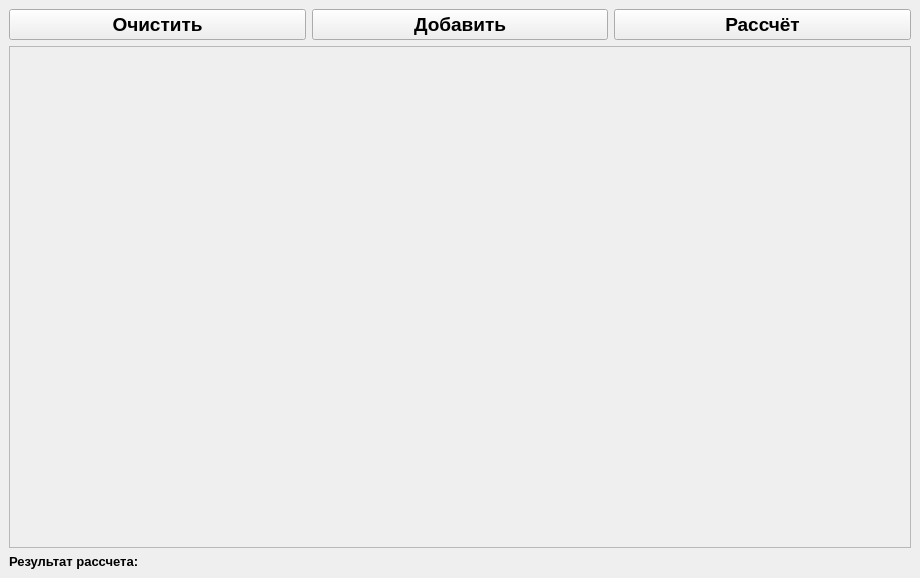
Old version of the form ui/base_qt_ui/ui_main_window.ui in the repository I-m-good-man/Gas-calculator.
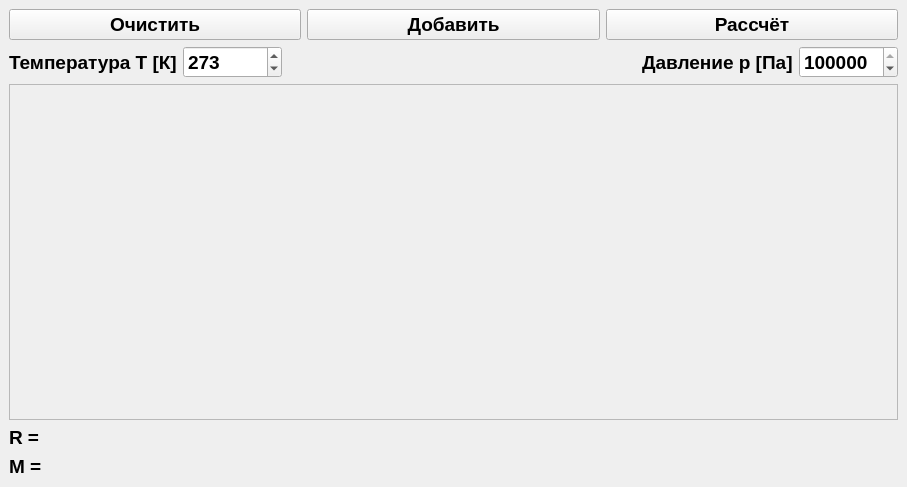
New version of the form.

Commit message: Add R and p parametrs in window

Diff of the .ui file:
```diff
--- a/ui/base_qt_ui/ui_main_window.ui
+++ b/ui/base_qt_ui/ui_main_window.ui
@@ -6,8 +6,8 @@
    <rect>
     <x>0</x>
     <y>0</y>
-    <width>920</width>
-    <height>578</height>
+    <width>907</width>
+    <height>487</height>
    </rect>
   </property>
   <property name="font">
@@ -48,6 +48,75 @@
         </item>
        </layout>
       </item>
+      <item>
+       <layout class="QHBoxLayout" name="horizontalLayout_3">
+        <item alignment="Qt::AlignLeft">
+         <widget class="QLabel" name="temp_label">
+          <property name="font">
+           <font>
+            <pointsize>14</pointsize>
+            <bold>true</bold>
+           </font>
+          </property>
+          <property name="text">
+           <string>Температура T [К]</string>
+          </property>
+         </widget>
+        </item>
+        <item>
+         <widget class="QDoubleSpinBox" name="temp_doubleSpinBox">
+          <property name="decimals">
+           <number>0</number>
+          </property>
+          <property name="minimum">
+           <double>-100000.000000000000000</double>
+          </property>
+          <property name="maximum">
+           <double>100000.000000000000000</double>
+          </property>
+          <property name="value">
+           <double>273.000000000000000</double>
+          </property>
+         </widget>
+        </item>
+        <item>
+         <spacer name="horizontalSpacer">
+          <property name="orientation">
+           <enum>Qt::Horizontal</enum>
+          </property>
+          <property name="sizeHint" stdset="0">
+           <size>
+            <width>40</width>
+            <height>20</height>
+           </size>
+          </property>
+         </spacer>
+        </item>
+        <item alignment="Qt::AlignLeft">
+         <widget class="QLabel" name="pressure_label">
+          <property name="text">
+           <string>Давление p [Па]</string>
+          </property>
+         </widget>
+        </item>
+        <item>
+         <widget class="QDoubleSpinBox" name="pressure_doubleSpinBox">
+          <property name="decimals">
+           <number>0</number>
+          </property>
+          <property name="minimum">
+           <double>-100000.000000000000000</double>
+          </property>
+          <property name="maximum">
+           <double>1000000.000000000000000</double>
+          </property>
+          <property name="value">
+           <double>101300.000000000000000</double>
+          </property>
+         </widget>
+        </item>
+       </layout>
+      </item>
       <item>
        <widget class="QScrollArea" name="inputs_area">
         <property name="widgetResizable">
@@ -61,8 +130,8 @@
           <rect>
            <x>0</x>
            <y>0</y>
-           <width>898</width>
-           <height>490</height>
+           <width>885</width>
+           <height>320</height>
           </rect>
          </property>
          <property name="sizePolicy">
@@ -83,12 +152,19 @@
        <widget class="QLabel" name="results_label">
         <property name="font">
          <font>
-          <pointsize>10</pointsize>
+          <pointsize>14</pointsize>
           <bold>true</bold>
          </font>
         </property>
         <property name="text">
-         <string>Результат рассчета:</string>
+         <string>R = </string>
+        </property>
+       </widget>
+      </item>
+      <item>
+       <widget class="QLabel" name="M_result_label">
+        <property name="text">
+         <string>M = </string>
         </property>
        </widget>
       </item>
```
Left out of the diff: 2 changed lines with no effect on the pictures. The commit also changes 1 other file.
